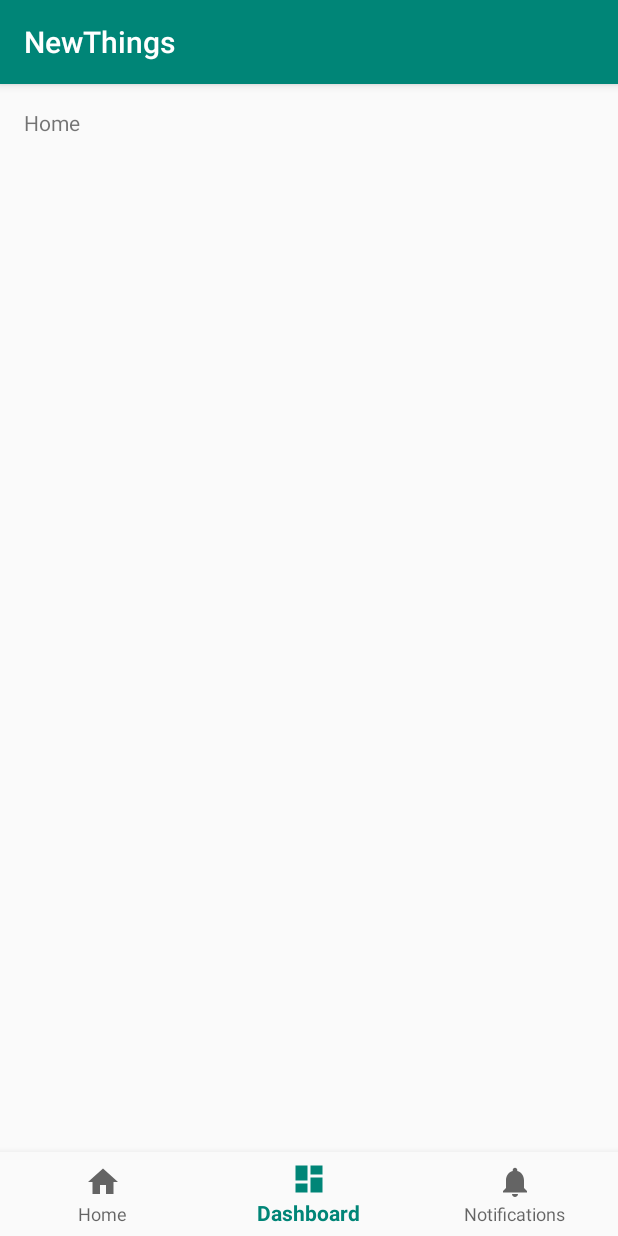
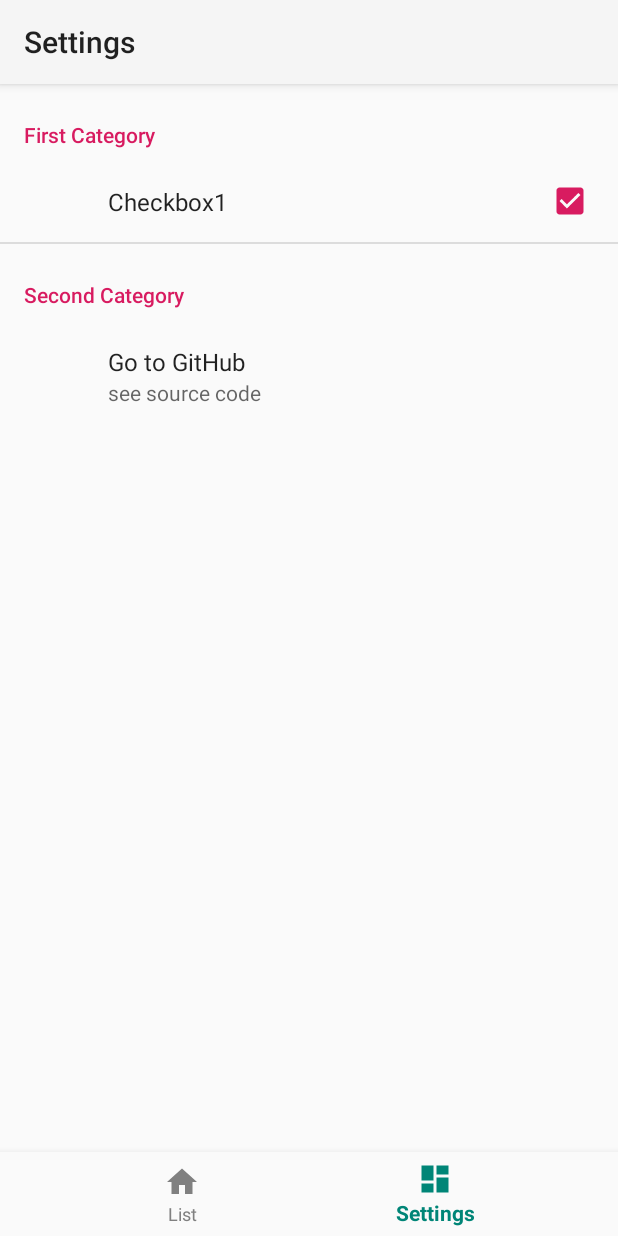
Before and after one commit to potados99/NewThings, an Android app: the screen it shows after launch (MainActivity), item 2 of the bottom bar chosen, on a phone screen of 412 x 824 dp. Run offline under Robolectric (Android 15) with nearby library versions, the phone set to English and light mode, and no system bars; our stand-ins replace androidx.preference, navigation-ui.

Commit message:
Apply style and Navigation.

```diff
--- a/app/build.gradle
+++ b/app/build.gradle
@@ -35,6 +35,11 @@ dependencies {
     testImplementation 'junit:junit:4.12'
     androidTestImplementation 'androidx.test:runner:1.2.0'
     androidTestImplementation 'androidx.test.espresso:espresso-core:3.2.0'
+
+    // navigation
     implementation 'androidx.navigation:navigation-fragment-ktx:2.0.0'
     implementation 'androidx.navigation:navigation-ui-ktx:2.0.0'
+
+    // preference
+    implementation 'androidx.preference:preference:1.1.0-rc01'
 }
--- a/app/src/main/AndroidManifest.xml
+++ b/app/src/main/AndroidManifest.xml
@@ -8,7 +8,7 @@
             android:label="@string/app_name"
             android:roundIcon="@mipmap/ic_launcher_round"
             android:supportsRtl="true"
-            android:theme="@style/AppTheme">
+            android:theme="@style/AppTheme.OverlapSystemBar">
         <activity
                 android:name=".MainActivity"
                 android:label="@string/app_name">
--- a/app/src/main/java/com/potados/newthings/MainActivity.kt
+++ b/app/src/main/java/com/potados/newthings/MainActivity.kt
@@ -4,14 +4,29 @@ import android.os.Bundle
 import com.google.android.material.bottomnavigation.BottomNavigationView
 import androidx.appcompat.app.AppCompatActivity
 import android.widget.TextView
+import androidx.navigation.findNavController
+import androidx.navigation.fragment.findNavController
+import androidx.navigation.ui.AppBarConfiguration
+import androidx.navigation.ui.setupActionBarWithNavController
+import androidx.navigation.ui.setupWithNavController
+import kotlinx.android.synthetic.main.activity_main.*
 
 class MainActivity : AppCompatActivity() {
 
     override fun onCreate(savedInstanceState: Bundle?) {
         super.onCreate(savedInstanceState)
         setContentView(R.layout.activity_main)
+        setSupportActionBar(findViewById(R.id.toolbar))
+
         val navView: BottomNavigationView = findViewById(R.id.nav_view)
+        val navController = findNavController(R.id.nav_host)
 
+        val appBarConfiguration = AppBarConfiguration
+            .Builder(R.id.list_frag_dest, R.id.setting_frag_dest)
+            .build()
 
+        setupActionBarWithNavController(navController, appBarConfiguration)
+        navView.setupWithNavController(navController)
     }
+
 }
--- /dev/null
+++ b/app/src/main/java/com/potados/newthings/SettingFragment.kt
@@ -0,0 +1,14 @@
+package com.potados.newthings
+
+import android.os.Bundle
+import android.view.LayoutInflater
+import android.view.View
+import android.view.ViewGroup
+import androidx.fragment.app.Fragment
+import androidx.preference.PreferenceFragmentCompat
+
+class SettingFragment : PreferenceFragmentCompat() {
+    override fun onCreatePreferences(savedInstanceState: Bundle?, rootKey: String?) {
+        addPreferencesFromResource(R.xml.preference)
+    }
+}
--- /dev/null
+++ b/app/src/main/res/color/bottom_nav_color.xml
@@ -0,0 +1,5 @@
+<?xml version="1.0" encoding="utf-8"?>
+<selector xmlns:android="http://schemas.android.com/apk/res/android">
+    <item android:state_checked="true" android:color="@color/colorPrimary" />
+    <item android:state_checked="false" android:color="@color/colorNotSelected" />
+</selector>
--- a/app/src/main/res/layout/activity_main.xml
+++ b/app/src/main/res/layout/activity_main.xml
@@ -8,27 +8,45 @@
         android:layout_height="match_parent"
         tools:context=".MainActivity">
 
-    <TextView
-            android:id="@+id/message"
-            android:layout_width="wrap_content"
+    <com.google.android.material.appbar.AppBarLayout
+            android:id="@+id/app_bar_layout"
+            android:layout_width="match_parent"
             android:layout_height="wrap_content"
-            android:layout_marginStart="@dimen/activity_horizontal_margin"
-            android:layout_marginLeft="@dimen/activity_horizontal_margin"
-            android:layout_marginTop="@dimen/activity_vertical_margin"
-            android:text="@string/title_home"
-            app:layout_constraintLeft_toLeftOf="parent"
-            app:layout_constraintTop_toTopOf="parent"/>
+            app:layout_constraintTop_toTopOf="parent"
+            app:layout_constraintEnd_toEndOf="parent"
+            app:layout_constraintStart_toStartOf="parent">
+
+        <androidx.appcompat.widget.Toolbar
+                android:id="@+id/toolbar"
+                android:layout_width="match_parent"
+                android:layout_height="wrap_content"
+                android:minHeight="?attr/actionBarSize"
+                android:theme="@style/Toolbar"
+                app:popupTheme="@style/ThemeOverlay.AppCompat.Light"/>
+
+    </com.google.android.material.appbar.AppBarLayout>
+
+    <fragment
+            android:layout_width="0dp"
+            android:layout_height="0dp"
+            android:name="androidx.navigation.fragment.NavHostFragment"
+            android:id="@+id/nav_host"
+            app:navGraph="@navigation/navigation"
+            app:layout_constraintEnd_toEndOf="parent"
+            app:layout_constraintStart_toStartOf="parent"
+            app:layout_constraintTop_toBottomOf="@id/app_bar_layout"
+            app:layout_constraintBottom_toTopOf="@id/nav_view"/>
 
     <com.google.android.material.bottomnavigation.BottomNavigationView
             android:id="@+id/nav_view"
             android:layout_width="0dp"
             android:layout_height="wrap_content"
-            android:layout_marginEnd="0dp"
-            android:layout_marginStart="0dp"
             android:background="?android:attr/windowBackground"
             app:layout_constraintBottom_toBottomOf="parent"
             app:layout_constraintLeft_toLeftOf="parent"
             app:layout_constraintRight_toRightOf="parent"
-            app:menu="@menu/bottom_nav_menu"/>
+            app:menu="@menu/bottom_nav_menu"
+            android:theme="@style/BottomNavView"
+    />
 
 </androidx.constraintlayout.widget.ConstraintLayout>
--- a/app/src/main/res/layout/list_fragment.xml
+++ b/app/src/main/res/layout/list_fragment.xml
@@ -6,9 +6,6 @@
         android:layout_height="match_parent"
         tools:context=".ListFragment">
 
-    <TextView
-            android:layout_width="match_parent"
-            android:layout_height="match_parent"
-            android:text="Hello"/>
+
 
 </FrameLayout>
--- a/app/src/main/res/menu/bottom_nav_menu.xml
+++ b/app/src/main/res/menu/bottom_nav_menu.xml
@@ -2,18 +2,13 @@
 <menu xmlns:android="http://schemas.android.com/apk/res/android">
 
     <item
-            android:id="@+id/navigation_home"
+            android:id="@+id/list_frag_dest"
             android:icon="@drawable/ic_home_black_24dp"
-            android:title="@string/title_home"/>
+            android:title="@string/title_list"/>
 
     <item
-            android:id="@+id/navigation_dashboard"
+            android:id="@+id/setting_frag_dest"
             android:icon="@drawable/ic_dashboard_black_24dp"
-            android:title="@string/title_dashboard"/>
-
-    <item
-            android:id="@+id/navigation_notifications"
-            android:icon="@drawable/ic_notifications_black_24dp"
-            android:title="@string/title_notifications"/>
+            android:title="@string/title_setting"/>
 
 </menu>
--- a/app/src/main/res/navigation/navigation.xml
+++ b/app/src/main/res/navigation/navigation.xml
@@ -1,6 +1,15 @@
 <?xml version="1.0" encoding="utf-8"?>
 <navigation xmlns:android="http://schemas.android.com/apk/res/android"
             xmlns:app="http://schemas.android.com/apk/res-auto"
-            android:id="@+id/navigation">
+            xmlns:tools="http://schemas.android.com/tools" android:id="@+id/navigation"
+            app:startDestination="@id/list_frag_dest">
 
+    <fragment android:id="@+id/list_frag_dest"
+              android:name="com.potados.newthings.ListFragment"
+              android:label="List Fragment"
+              tools:layout="@layout/list_fragment"/>
+
+    <fragment android:id="@+id/setting_frag_dest"
+              android:name="com.potados.newthings.SettingFragment"
+              android:label="Settings"/>
 </navigation>
--- a/app/src/main/res/values/colors.xml
+++ b/app/src/main/res/values/colors.xml
@@ -3,4 +3,6 @@
     <color name="colorPrimary">#008577</color>
     <color name="colorPrimaryDark">#00574B</color>
     <color name="colorAccent">#D81B60</color>
+
+    <color name="colorNotSelected">#ff808080</color>
 </resources>
--- a/app/src/main/res/values/strings.xml
+++ b/app/src/main/res/values/strings.xml
@@ -1,6 +1,6 @@
 <resources>
     <string name="app_name">NewThings</string>
-    <string name="title_home">Home</string>
-    <string name="title_dashboard">Dashboard</string>
-    <string name="title_notifications">Notifications</string>
+
+    <string name="title_list">List</string>
+    <string name="title_setting">Settings</string>
 </resources>
--- a/app/src/main/res/values/styles.xml
+++ b/app/src/main/res/values/styles.xml
@@ -1,11 +1,21 @@
 <resources>
 
-    <!-- Base application theme. -->
-    <style name="AppTheme" parent="Theme.AppCompat.Light.DarkActionBar">
+    <style name="Base.AppTheme" parent="Theme.AppCompat.Light.NoActionBar">
         <!-- Customize your theme here. -->
-        <item name="colorPrimary">@color/colorPrimary</item>
         <item name="colorPrimaryDark">@color/colorPrimaryDark</item>
         <item name="colorAccent">@color/colorAccent</item>
     </style>
 
+
+    <style name="AppTheme" parent="Base.AppTheme" />
+
+    <style name="AppTheme.OverlapSystemBar" parent="Base.AppTheme" />
+
+    <style name="Toolbar" parent="ThemeOverlay.AppCompat.Light" />
+
+    <style name="BottomNavView" parent="ThemeOverlay.AppCompat.Light">
+        <item name="itemTextColor">@color/bottom_nav_color</item>
+        <item name="itemIconTint">@color/bottom_nav_color</item>
+    </style>
+
 </resources>
--- /dev/null
+++ b/app/src/main/res/xml/preference.xml
@@ -0,0 +1,35 @@
+<?xml version="1.0" encoding="utf-8"?>
+<PreferenceScreen
+        xmlns:android="http://schemas.android.com/apk/res/android" xmlns:app="http://schemas.android.com/apk/res-auto">
+
+    <PreferenceCategory
+            android:title="First Category"
+            app:iconSpaceReserved="false">
+
+        <CheckBoxPreference
+            android:key="key_checkbox1"
+            android:title="Checkbox1"
+            android:defaultValue="true"/>
+
+    </PreferenceCategory>
+
+
+
+    <PreferenceCategory
+            android:title="Second Category"
+            app:iconSpaceReserved="false">
+
+        <PreferenceScreen
+                android:title="Go to GitHub"
+                android:summary="see source code">
+
+            <intent android:action="android.intent.action.VIEW"
+                    android:data="https://github.com/potados99/NewThings"/>
+
+        </PreferenceScreen>
+
+    </PreferenceCategory>
+
+
+
+</PreferenceScreen>
```
